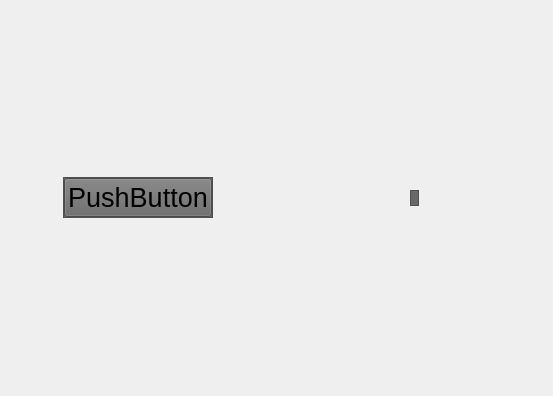
The window that gui2.ui (kyoko9000/54.-GUI-basic) describes before a commit, drawn with Qt 5.
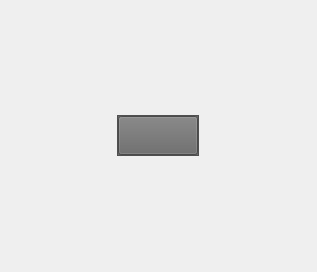
The same window after the commit. Icons and pictures are not drawn.

Patch:
```diff
--- a/gui2.ui
+++ b/gui2.ui
@@ -6,8 +6,8 @@
    <rect>
     <x>0</x>
     <y>0</y>
-    <width>553</width>
-    <height>396</height>
+    <width>317</width>
+    <height>272</height>
    </rect>
   </property>
   <property name="windowTitle">
@@ -73,7 +73,7 @@
 }</string>
          </property>
          <property name="text">
-          <string>PushButton</string>
+          <string/>
          </property>
          <property name="icon">
           <iconset>
@@ -90,51 +90,6 @@
       </layout>
      </widget>
     </item>
-    <item alignment="Qt::AlignHCenter|Qt::AlignVCenter">
-     <widget class="QFrame" name="frame_2">
-      <property name="styleSheet">
-       <string notr="true">background-color: rgb(104, 104, 104);</string>
-      </property>
-      <property name="frameShape">
-       <enum>QFrame::StyledPanel</enum>
-      </property>
-      <property name="frameShadow">
-       <enum>QFrame::Raised</enum>
-      </property>
-      <layout class="QHBoxLayout" name="horizontalLayout_2">
-       <property name="spacing">
-        <number>0</number>
-       </property>
-       <property name="leftMargin">
-        <number>0</number>
-       </property>
-       <property name="topMargin">
-        <number>0</number>
-       </property>
-       <property name="rightMargin">
-        <number>0</number>
-       </property>
-       <property name="bottomMargin">
-        <number>0</number>
-       </property>
-       <item alignment="Qt::AlignHCenter">
-        <widget class="QLabel" name="label">
-         <property name="styleSheet">
-          <string notr="true">QLabel#label:hover { 
-	background-color: rgb(0, 255, 0);
-}</string>
-         </property>
-         <property name="text">
-          <string/>
-         </property>
-         <property name="pixmap">
-          <pixmap>icons/cil-settings.png</pixmap>
-         </property>
-        </widget>
-       </item>
-      </layout>
-     </widget>
-    </item>
    </layout>
   </widget>
   <action name="action_5">
```
Left out of the diff: 2 changed lines with no effect on the pictures.
